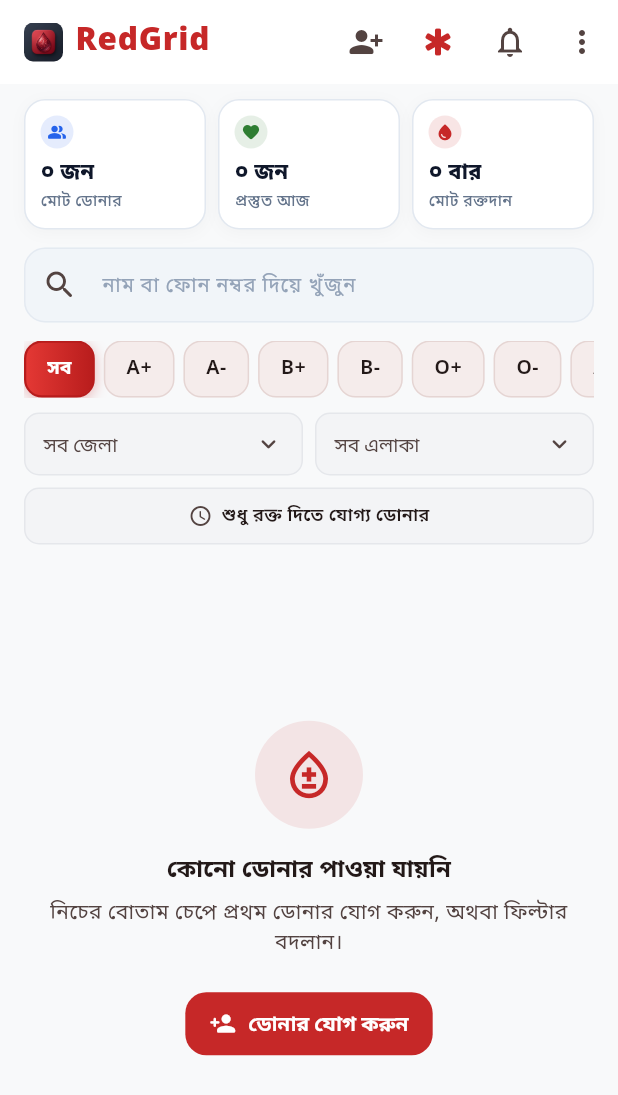
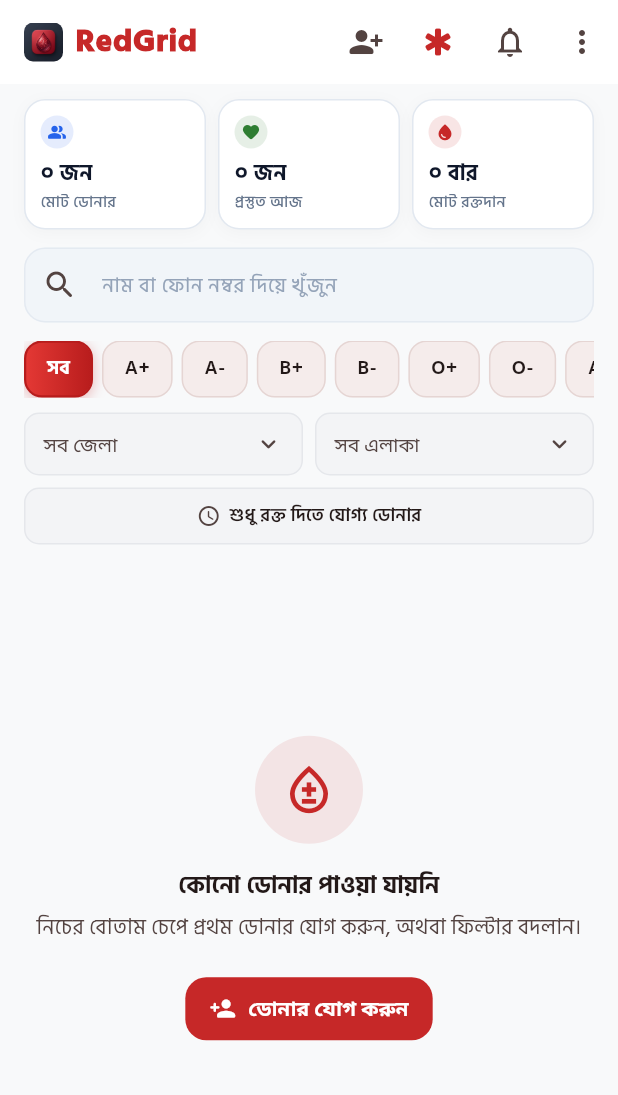
Before and after one commit to HasanCSE-IYI/redgrid, a Flutter app: the screen it shows after launch, on a phone screen of 412 x 824 dp. Shown: the top 1095 px of the screen. Run offline on Flutter 3.47's test engine with Material 3 defaults, Android fonts, the phone set to English and light mode, and no system bars; our stand-ins replace file_picker, flutter_riverpod, share_plus, sqflite; accounts and stored records are empty; network calls fail.

Commit message:
feat(ui): upgrade typography with Hind Siliguri and multi-weight Bengali fonts

```diff
--- a/lib/app.dart
+++ b/lib/app.dart
@@ -27,7 +27,8 @@ class RedGridApp extends StatelessWidget {
 
     return ThemeData(
       useMaterial3: true,
-      fontFamily: 'NotoSansBengali',
+      fontFamily: 'HindSiliguri',
+      fontFamilyFallback: const ['NotoSansBengali'],
       colorScheme: colorScheme,
       scaffoldBackgroundColor: isDark ? const Color(0xFF0F1216) : const Color(0xFFF8F9FA),
       appBarTheme: AppBarTheme(
@@ -37,11 +38,12 @@ class RedGridApp extends StatelessWidget {
         backgroundColor: isDark ? const Color(0xFF151921) : Colors.white,
         surfaceTintColor: Colors.transparent,
         titleTextStyle: TextStyle(
-          fontFamily: 'NotoSansBengali',
+          fontFamily: 'HindSiliguri',
+          fontFamilyFallback: const ['NotoSansBengali'],
           fontSize: 20,
-          fontWeight: FontWeight.w800,
+          fontWeight: FontWeight.w700,
           color: isDark ? Colors.white : const Color(0xFF0F172A),
-          letterSpacing: 0.3,
+          letterSpacing: 0.2,
         ),
       ),
       cardTheme: CardThemeData(
```
Also changed, not shown: pubspec.yaml (+15 -0 lines), assets/fonts/HindSiliguri-Bold.ttf (added), assets/fonts/HindSiliguri-Medium.ttf (added), assets/fonts/HindSiliguri-Regular.ttf (added), assets/fonts/HindSiliguri-SemiBold.ttf (added), assets/fonts/NotoSansBengali-Bold.ttf, assets/fonts/NotoSansBengali-Medium.ttf (added), assets/fonts/NotoSansBengali-Regular.ttf, assets/fonts/NotoSansBengali-SemiBold.ttf (added).
